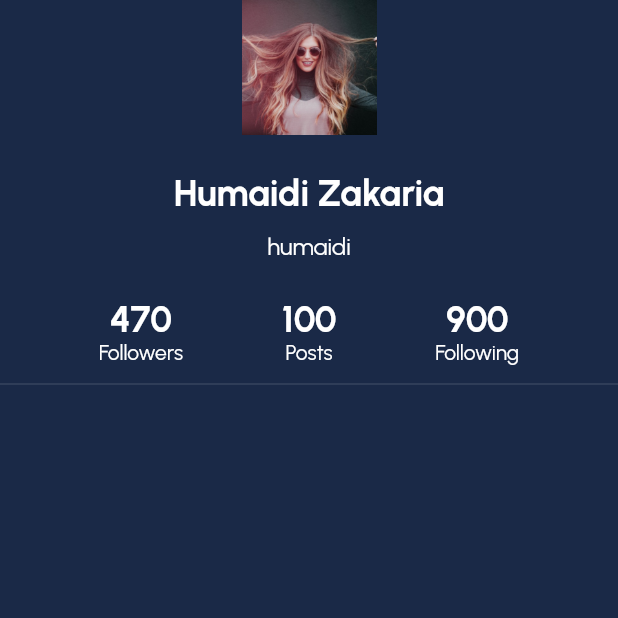
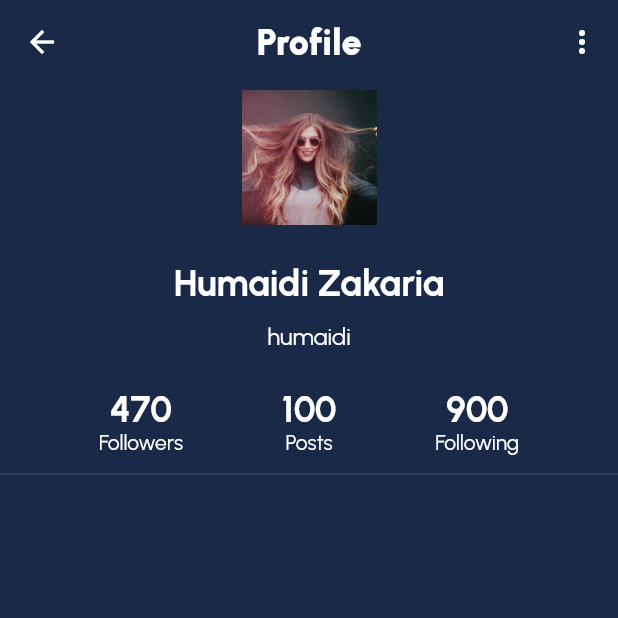
Before and after one commit to HumaCode/Course-App-Flutter-, a Flutter app: the ProfilePage screen opened directly, on a phone screen of 412 x 824 dp, the top half of it. Run offline on Flutter 3.47's test engine with Material 2 defaults, Android fonts, the phone set to English and light mode, and no system bars; our stand-ins replace flutter_svg; project files that could hold a hidden picture were left out.

Commit message:
membuat halaman profile

```diff
--- a/lib/components/toolbar.dart
+++ b/lib/components/toolbar.dart
@@ -1,4 +1,5 @@
 import 'package:course_app_flutter/styles/app_color.dart';
+import 'package:course_app_flutter/styles/app_text.dart';
 import 'package:flutter/material.dart';
 
 class Toolbar extends StatelessWidget implements PreferredSizeWidget {
@@ -11,7 +12,10 @@ class Toolbar extends StatelessWidget implements PreferredSizeWidget {
     return AppBar(
       backgroundColor: AppColors.background,
       elevation: 0,
-      title: Text(title),
+      title: Text(
+        title,
+        style: AppText.header1,
+      ),
       centerTitle: true,
       actions: actions,
     );
--- a/lib/pages/profile_page.dart
+++ b/lib/pages/profile_page.dart
@@ -1,3 +1,4 @@
+import 'package:course_app_flutter/components/toolbar.dart';
 import 'package:course_app_flutter/styles/app_text.dart';
 import 'package:flutter/material.dart';
 
@@ -7,6 +8,15 @@ class ProfilePage extends StatelessWidget {
   @override
   Widget build(BuildContext context) {
     return Scaffold(
+      appBar: Toolbar(
+        title: 'Profile',
+        actions: [
+          IconButton(
+            onPressed: () {},
+            icon: const Icon(Icons.more_vert_outlined),
+          ),
+        ],
+      ),
       body: Column(
         children: [
           Image.asset(
```
